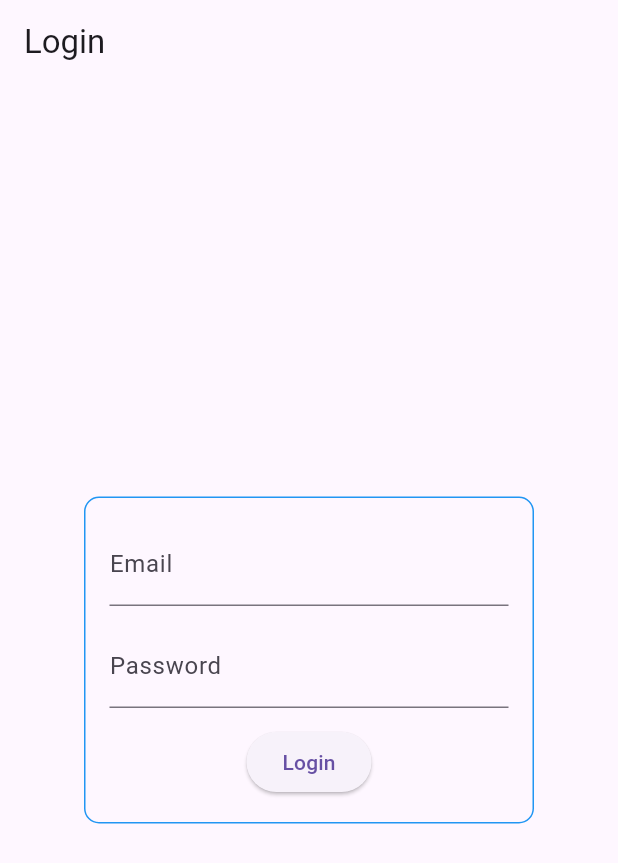
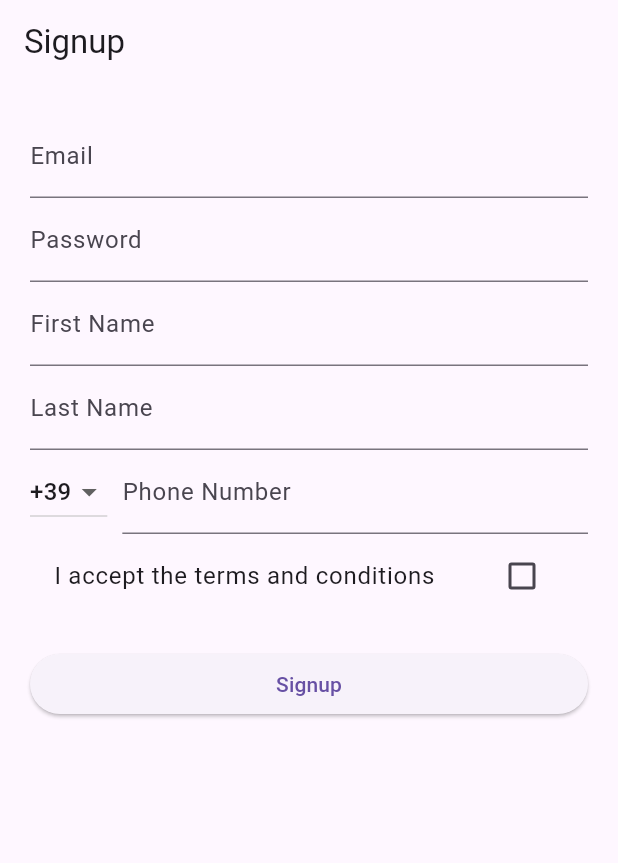
Before and after one commit to Giulio370/flutter_evup, a Flutter app: the screen it shows after launch, on a phone screen of 412 x 824 dp. Shown: the top 863 px of the screen. Run offline on Flutter 3.47's test engine with Material 3 defaults, Android fonts, the phone set to English and light mode, and no system bars; our stand-ins replace dio.

Commit message:
Add SignUp Page

```diff
--- a/lib/main.dart
+++ b/lib/main.dart
@@ -1,4 +1,5 @@
 import 'package:evup_flutter/Classi/User.dart';
+import 'package:evup_flutter/signup.dart';
 import 'package:flutter/material.dart';
 import 'package:dio/dio.dart';
 import 'userInfo.dart';
@@ -16,7 +17,8 @@ class MyApp extends StatelessWidget {
       theme: ThemeData(
         primarySwatch: Colors.blue,
       ),
-      home: LoginPage(),
+      //home: LoginPage(),
+      home: SignupPage(),
     );
   }
 }
--- /dev/null
+++ b/lib/signup.dart
@@ -0,0 +1,170 @@
+import 'package:flutter/material.dart';
+import 'package:dio/dio.dart';
+
+class SignupPage extends StatefulWidget {
+  @override
+  _SignupPageState createState() => _SignupPageState();
+}
+
+class _SignupPageState extends State<SignupPage> {
+  final GlobalKey<FormState> _formKey = GlobalKey<FormState>();
+  TextEditingController _emailController = TextEditingController();
+  TextEditingController _passwordController = TextEditingController();
+  TextEditingController _firstNameController = TextEditingController();
+  TextEditingController _lastNameController = TextEditingController();
+  TextEditingController _phoneNumberController = TextEditingController();
+  String _phonePrefix = '+39';
+  bool _conditionAccepted = false;
+
+  void _signup() async {
+    if (_formKey.currentState != null && _formKey.currentState!.validate()) {
+      // Form is valid, proceed with signup
+      String email = _emailController.text;
+      String password = _passwordController.text;
+      String firstName = _firstNameController.text;
+      String lastName = _lastNameController.text;
+      String phoneNumber = _phoneNumberController.text;
+
+      // Send signup request to backend
+      try {
+        Response response = await Dio().post('http://localhost:8000/auth/signup/email',
+            data: {
+              'email': email,
+              'password': password,
+              'firstName': firstName,
+              'lastName': lastName,
+              'conditionAccepted': _conditionAccepted.toString(),
+              'phoneNumber': phoneNumber,
+              'phonePrefix': _phonePrefix,
+            });
+
+        // Handle response as needed
+        print(response.data);
+      } catch (error) {
+        // Handle error
+        print('Error during signup: $error');
+      }
+    }
+  }
+
+  @override
+  Widget build(BuildContext context) {
+    return Scaffold(
+      appBar: AppBar(
+        title: Text('Signup'),
+      ),
+      body: Padding(
+        padding: EdgeInsets.all(20.0),
+        child: Form(
+          key: _formKey,
+          child: ListView(
+            children: [
+              TextFormField(
+                controller: _emailController,
+                decoration: InputDecoration(labelText: 'Email'),
+                validator: (value) {
+                  if (value == null || value.isEmpty) {
+                    return 'Please enter your email';
+                  }
+                  // You can add more validation if needed
+                  return null;
+                },
+              ),
+              TextFormField(
+                controller: _passwordController,
+                decoration: InputDecoration(labelText: 'Password'),
+                obscureText: true,
+                validator: (value) {
+                  if (value == null || value.isEmpty) {
+                    return 'Please enter your password';
+                  }
+                  // You can add more validation if needed
+                  return null;
+                },
+              ),
+              TextFormField(
+                controller: _firstNameController,
+                decoration: InputDecoration(labelText: 'First Name'),
+                validator: (value) {
+                  if (value == null || value.isEmpty) {
+                    return 'Please enter your first name';
+                  }
+                  // You can add more validation if needed
+                  return null;
+                },
+              ),
+              TextFormField(
+                controller: _lastNameController,
+                decoration: InputDecoration(labelText: 'Last Name'),
+                validator: (value) {
+                  if (value == null || value.isEmpty) {
+                    return 'Please enter your last name';
+                  }
+                  // You can add more validation if needed
+                  return null;
+                },
+              ),
+              Row(
+                children: [
+                  DropdownButton<String>(
+                    value: _phonePrefix,
+                    onChanged: (String? newValue) {
+                      setState(() {
+                        _phonePrefix = newValue!;
+                      });
+                    },
+                    items: <String>['+39', '+1', '+44', '+33'] // Add more prefixes as needed
+                        .map<DropdownMenuItem<String>>((String value) {
+                      return DropdownMenuItem<String>(
+                        value: value,
+                        child: Text(value),
+                      );
+                    }).toList(),
+                  ),
+                  SizedBox(width: 10),
+                  Expanded(
+                    child: TextFormField(
+                      controller: _phoneNumberController,
+                      decoration: InputDecoration(labelText: 'Phone Number'),
+                      keyboardType: TextInputType.phone,
+                      validator: (value) {
+                        if (value == null || value.isEmpty) {
+                          return 'Please enter your phone number';
+                        }
+                        // You can add more validation if needed
+                        return null;
+                      },
+                    ),
+                  ),
+                ],
+              ),
+              CheckboxListTile(
+                title: Text('I accept the terms and conditions'),
+                value: _conditionAccepted,
+                onChanged: (bool? value) {
+                  if(value != null){
+                    setState(() {
+                      _conditionAccepted = value;
+                    });
+                  }
+
+                },
+              ),
+              SizedBox(height: 20),
+              ElevatedButton(
+                onPressed: _signup,
+                child: Text('Signup'),
+              ),
+            ],
+          ),
+        ),
+      ),
+    );
+  }
+}
+
+void main() {
+  runApp(MaterialApp(
+    home: SignupPage(),
+  ));
+}
```
